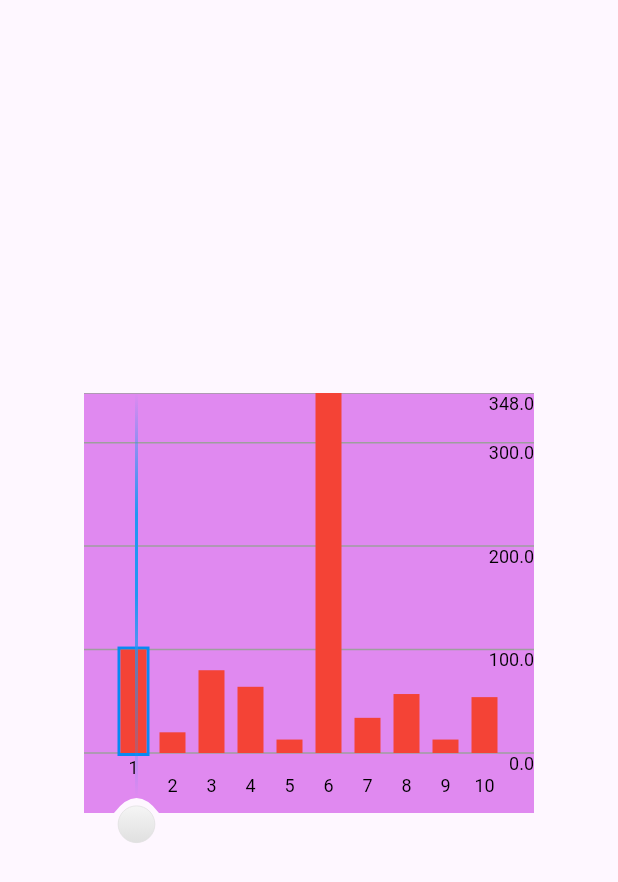
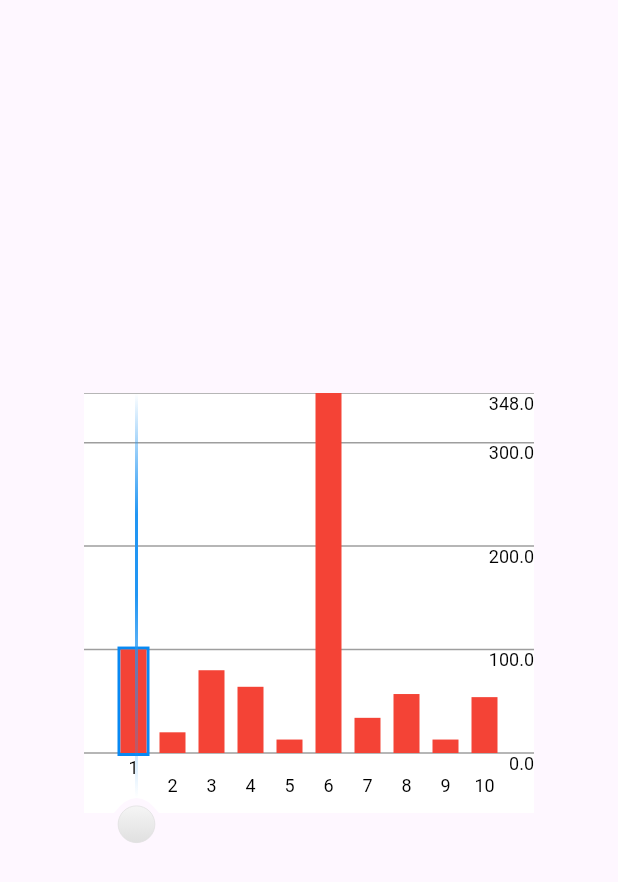
Before and after one commit to guchengxi1994/chart, a Flutter app: the screen it shows after launch, on a phone screen of 412 x 824 dp. Shown: the top 882 px of the screen. Run offline on Flutter 3.47's test engine with Material 3 defaults, Android fonts, the phone set to English and light mode, and no system bars.

Commit message:
refactor: add config

```diff
--- a/lib/bar_chart/bar_chart.dart
+++ b/lib/bar_chart/bar_chart.dart
@@ -1,34 +1,29 @@
-import 'package:chart/bar_chart/background.dart';
-import 'package:chart/bar_chart/enums.dart';
+import 'package:chart/bar_chart/board.dart';
+import 'package:chart/bar_chart/config.dart';
 import 'package:chart/dataset/base_dataset.dart';
 import 'package:flutter/material.dart';
 
-class BarChart extends StatefulWidget {
-  const BarChart(
-      {super.key,
-      required this.dataset,
-      this.height = 300,
-      this.width = 300,
-      this.barChartDirection = BarChartDirection.vertical});
+class BarChart extends StatelessWidget {
+  const BarChart({
+    super.key,
+    required this.dataset,
+    this.height = 300,
+    this.width = 300,
+    this.config = const BarConfig(),
+  });
   final Dataset dataset;
   final double width;
   final double height;
-
-  /// TODO unimplemented
-  final BarChartDirection barChartDirection;
+  final BarConfig config;
 
   @override
-  State<BarChart> createState() => _BarChartState();
-}
-
-class _BarChartState extends State<BarChart> {
-  @override
   Widget build(BuildContext context) {
-    return Background(
-      height: widget.height,
-      width: widget.width,
-      info: widget.dataset.data.getBarChartInfomation(
-          coordinate: widget.width, value: widget.height),
+    return Board(
+      height: height,
+      width: width,
+      barConfig: config,
+      info:
+          dataset.data.getBarChartInfomation(coordinate: width, value: height),
     );
   }
 }
--- a/lib/bar_chart/bar_painter.dart
+++ b/lib/bar_chart/bar_painter.dart
@@ -1,3 +1,4 @@
+import 'package:chart/bar_chart/config.dart';
 import 'package:chart/chart.dart';
 import 'package:flutter/material.dart';
 
@@ -8,22 +9,23 @@ class BarPainter extends CustomPainter {
   final double left;
   final BarChartInfomation? info;
   final double currentPosition;
+  final BarConfig barConfig;
 
-  BarPainter({
-    required this.indicatorSize,
-    required this.width,
-    required this.height,
-    required this.left,
-    required this.info,
-    required this.currentPosition,
-  });
+  BarPainter(
+      {required this.indicatorSize,
+      required this.width,
+      required this.height,
+      required this.left,
+      required this.info,
+      required this.currentPosition,
+      required this.barConfig});
 
   @override
   void paint(Canvas canvas, Size size) {
     if (info != null && info!.guideLineHeight.isNotEmpty) {
       var guideLinePainter = Paint()
-        ..color = Colors.grey
-        ..strokeWidth = 1.0;
+        ..color = barConfig.guideLineColor
+        ..strokeWidth = barConfig.guideLineWidth;
 
       for (int i = 0; i < info!.guideLineHeight.length; i++) {
         canvas.drawLine(Offset(0, info!.guideLineHeight[i]),
--- a/lib/bar_chart/background.dart
+++ b/lib/bar_chart/board.dart
@@ -1,3 +1,4 @@
+import 'package:chart/bar_chart/config.dart';
 import 'package:chart/bar_chart/enums.dart';
 import 'package:chart/dataset/base_dataset.dart';
 import 'package:flutter/material.dart';
@@ -5,29 +6,26 @@ import 'package:flutter/material.dart';
 import 'animated_background.dart';
 import 'bar_painter.dart';
 
-class Background extends StatefulWidget {
-  const Background({
+class Board extends StatefulWidget {
+  Board({
     super.key,
     this.height = 300,
     this.width = 300,
-    this.decoration =
-        const BoxDecoration(color: Color.fromARGB(255, 224, 137, 240)),
-    this.indicatorSize = 30,
+    required this.barConfig,
     required this.info,
-  }) : assert(width > indicatorSize &&
-            height > indicatorSize &&
-            indicatorSize > 20);
+  }) : assert(width > barConfig.indicatorSize &&
+            height > barConfig.indicatorSize &&
+            barConfig.indicatorSize > 20);
   final double width;
   final double height;
-  final BoxDecoration decoration;
-  final double indicatorSize;
   final BarChartInfomation? info;
+  final BarConfig barConfig;
 
   @override
-  State<Background> createState() => _BackgroundState();
+  State<Board> createState() => _BoardState();
 }
 
-class _BackgroundState extends State<Background> with TickerProviderStateMixin {
+class _BoardState extends State<Board> with TickerProviderStateMixin {
   late ValueNotifier<double> valueNotifier = ValueNotifier(initial);
 
   late AnimationController _controller;
@@ -73,23 +71,25 @@ class _BackgroundState extends State<Background> with TickerProviderStateMixin {
             builder: (c, i, w) {
               return ClipPath(
                 clipper: AnimatedBackground(
-                    indicatorSize: widget.indicatorSize,
+                    indicatorSize: widget.barConfig.indicatorSize,
                     reclip: _animation,
                     direction: BarChartDirection.vertical),
                 child: Container(
-                  decoration: widget.decoration,
+                  decoration:
+                      BoxDecoration(color: widget.barConfig.backgroundColor),
                   width: widget.width,
                   height: widget.height,
                   child: CustomPaint(
                     painter: BarPainter(
-                      currentPosition:
-                          valueNotifier.value + widget.indicatorSize / 2,
-                      width: widget.width,
-                      height: widget.height,
-                      indicatorSize: widget.indicatorSize,
-                      left: valueNotifier.value + widget.indicatorSize / 2,
-                      info: widget.info,
-                    ),
+                        currentPosition: valueNotifier.value +
+                            widget.barConfig.indicatorSize / 2,
+                        width: widget.width,
+                        height: widget.height,
+                        indicatorSize: widget.barConfig.indicatorSize,
+                        left: valueNotifier.value +
+                            widget.barConfig.indicatorSize / 2,
+                        info: widget.info,
+                        barConfig: widget.barConfig),
                   ),
                 ),
               );
@@ -102,7 +102,7 @@ class _BackgroundState extends State<Background> with TickerProviderStateMixin {
             child: GestureDetector(
                 onHorizontalDragUpdate: (details) {
                   if (valueNotifier.value + details.delta.dx.ceil() <
-                          widget.width - widget.indicatorSize &&
+                          widget.width - widget.barConfig.indicatorSize &&
                       valueNotifier.value + details.delta.dx.ceil() > 0) {
                     valueNotifier.value += details.delta.dx.ceil();
                   }
@@ -118,12 +118,12 @@ class _BackgroundState extends State<Background> with TickerProviderStateMixin {
                       ],
                     ),
                     color: Colors.white,
-                    borderRadius:
-                        BorderRadius.circular(widget.indicatorSize - 5),
+                    borderRadius: BorderRadius.circular(
+                        widget.barConfig.indicatorSize - 5),
                     border: Border.all(color: Colors.grey[300]!, width: 0.5),
                   ),
-                  width: widget.indicatorSize - 5,
-                  height: widget.indicatorSize - 5,
+                  width: widget.barConfig.indicatorSize - 5,
+                  height: widget.barConfig.indicatorSize - 5,
                 )))
       ],
     );
--- /dev/null
+++ b/lib/bar_chart/config.dart
@@ -0,0 +1,36 @@
+import 'package:chart/bar_chart/enums.dart';
+import 'package:chart/config/base_config.dart';
+import 'package:flutter/material.dart';
+
+class BarConfig extends BaseConfig {
+  final Color barColor;
+
+  final bool showLabel;
+
+  final bool showLine;
+  final Color lineColor;
+
+  final bool showIndicator;
+  final double indicatorSize;
+
+  /// guide line
+  final bool showGuideLine;
+  final Color guideLineColor;
+  final double guideLineWidth;
+
+  /// TODO unimplemented
+  final BarChartDirection barChartDirection;
+
+  const BarConfig(
+      {this.barColor = Colors.red,
+      this.lineColor = Colors.blue,
+      this.showIndicator = true,
+      this.showGuideLine = true,
+      this.showLabel = true,
+      this.showLine = true,
+      this.indicatorSize = 30,
+      this.barChartDirection = BarChartDirection.vertical,
+      this.guideLineColor = Colors.grey,
+      this.guideLineWidth = 1})
+      : super();
+}
--- /dev/null
+++ b/lib/config/base_config.dart
@@ -0,0 +1,13 @@
+import 'package:flutter/material.dart';
+
+enum HighlightType { lighter, darker, border }
+
+class BaseConfig {
+  final HighlightType highlightType;
+  final Color backgroundColor;
+
+  const BaseConfig({
+    this.highlightType = HighlightType.border,
+    this.backgroundColor = Colors.white,
+  });
+}
```
